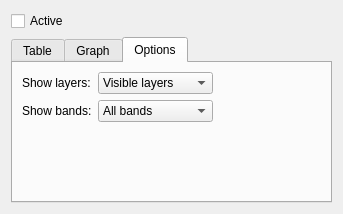
Old version of the form ui_valuewidgetbase.ui in the repository etiennesky/valuetool.
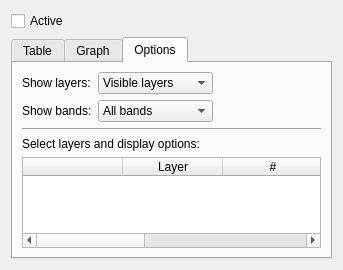
New version of the form. The open tabs and pages were chosen to show the change.

Commit message: add table to select active layers and layer display options (currently bands only)

Diff of the .ui file:
```diff
--- a/ui_valuewidgetbase.ui
+++ b/ui_valuewidgetbase.ui
@@ -7,7 +7,7 @@
     <x>0</x>
     <y>0</y>
     <width>343</width>
-    <height>214</height>
+    <height>270</height>
    </rect>
   </property>
   <property name="windowTitle">
@@ -202,20 +202,7 @@
        <string>Options</string>
       </attribute>
       <layout class="QGridLayout" name="gridLayout">
-       <item row="0" column="2">
-        <spacer name="horizontalSpacer_4">
-         <property name="orientation">
-          <enum>Qt::Horizontal</enum>
-         </property>
-         <property name="sizeHint" stdset="0">
-          <size>
-           <width>40</width>
-           <height>20</height>
-          </size>
-         </property>
-        </spacer>
-       </item>
-       <item row="2" column="1">
+       <item row="5" column="1">
         <spacer name="verticalSpacer">
          <property name="orientation">
           <enum>Qt::Vertical</enum>
@@ -280,6 +267,71 @@
          </item>
         </widget>
        </item>
+       <item row="0" column="2">
+        <spacer name="horizontalSpacer_4">
+         <property name="orientation">
+          <enum>Qt::Horizontal</enum>
+         </property>
+         <property name="sizeHint" stdset="0">
+          <size>
+           <width>40</width>
+           <height>20</height>
+          </size>
+         </property>
+        </spacer>
+       </item>
+       <item row="4" column="0" colspan="3">
+        <widget class="QTableWidget" name="tableWidget2">
+         <property name="editTriggers">
+          <set>QAbstractItemView::NoEditTriggers</set>
+         </property>
+         <column>
+          <property name="text">
+           <string/>
+          </property>
+          <property name="toolTip">
+           <string>Select layers</string>
+          </property>
+         </column>
+         <column>
+          <property name="text">
+           <string>Layer</string>
+          </property>
+         </column>
+         <column>
+          <property name="text">
+           <string>#</string>
+          </property>
+          <property name="toolTip">
+           <string>Select bands</string>
+          </property>
+         </column>
+         <column>
+          <property name="text">
+           <string>Bands</string>
+          </property>
+         </column>
+         <column>
+          <property name="text">
+           <string>Color</string>
+          </property>
+         </column>
+        </widget>
+       </item>
+       <item row="3" column="0" colspan="3">
+        <widget class="QLabel" name="label_5">
+         <property name="text">
+          <string>Select layers and display options:</string>
+         </property>
+        </widget>
+       </item>
+       <item row="2" column="0" colspan="3">
+        <widget class="Line" name="line">
+         <property name="orientation">
+          <enum>Qt::Horizontal</enum>
+         </property>
+        </widget>
+       </item>
       </layout>
      </widget>
     </widget>
```
Left out of the diff: 4 changed lines with no effect on the pictures. The commit also changes 2 other files.
